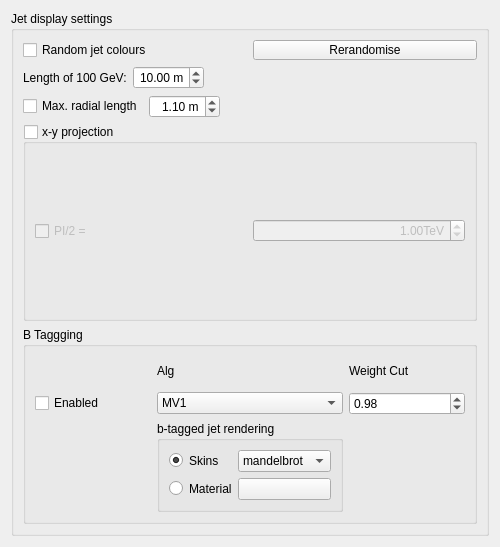
Qt form graphics/VP1/VP1Systems/VP1AODSystems/src/jet_settings_display_form.ui (rolandjansky/athena) before a commit.
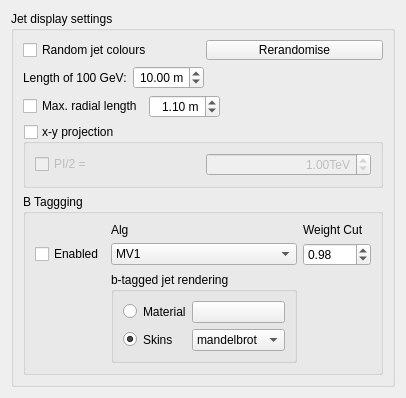
The same form after that commit. Custom widgets are drawn as their Qt base class.

The edit to the form file:
```diff
--- a/graphics/VP1/VP1Systems/VP1AODSystems/src/jet_settings_display_form.ui
+++ b/graphics/VP1/VP1Systems/VP1AODSystems/src/jet_settings_display_form.ui
@@ -6,8 +6,8 @@
    <rect>
     <x>0</x>
     <y>0</y>
-    <width>500</width>
-    <height>547</height>
+    <width>406</width>
+    <height>379</height>
    </rect>
   </property>
   <property name="windowTitle">
@@ -275,14 +275,14 @@
             <string>b-tagged jet rendering</string>
            </property>
            <layout class="QGridLayout" name="gridLayout_2">
-            <item row="0" column="1">
+            <item row="1" column="1">
              <widget class="QLabel" name="skinsLabel">
               <property name="text">
                <string>Skins</string>
               </property>
              </widget>
             </item>
-            <item row="0" column="2">
+            <item row="1" column="2">
              <widget class="QComboBox" name="skinsComboBox">
               <item>
                <property name="text">
@@ -311,7 +311,7 @@
               </item>
              </widget>
             </item>
-            <item row="0" column="0">
+            <item row="1" column="0">
              <widget class="QRadioButton" name="radioButton_skins">
               <property name="text">
                <string/>
@@ -321,21 +321,21 @@
               </property>
              </widget>
             </item>
-            <item row="1" column="0">
+            <item row="0" column="0">
              <widget class="QRadioButton" name="radioButton_material">
               <property name="text">
                <string/>
               </property>
              </widget>
             </item>
-            <item row="1" column="1">
+            <item row="0" column="1">
              <widget class="QLabel" name="label_material">
               <property name="text">
                <string>Material</string>
               </property>
              </widget>
             </item>
-            <item row="1" column="2">
+            <item row="0" column="2">
              <widget class="VP1MaterialButton" name="matButton_btaggedJets">
               <property name="text">
                <string/>
```
